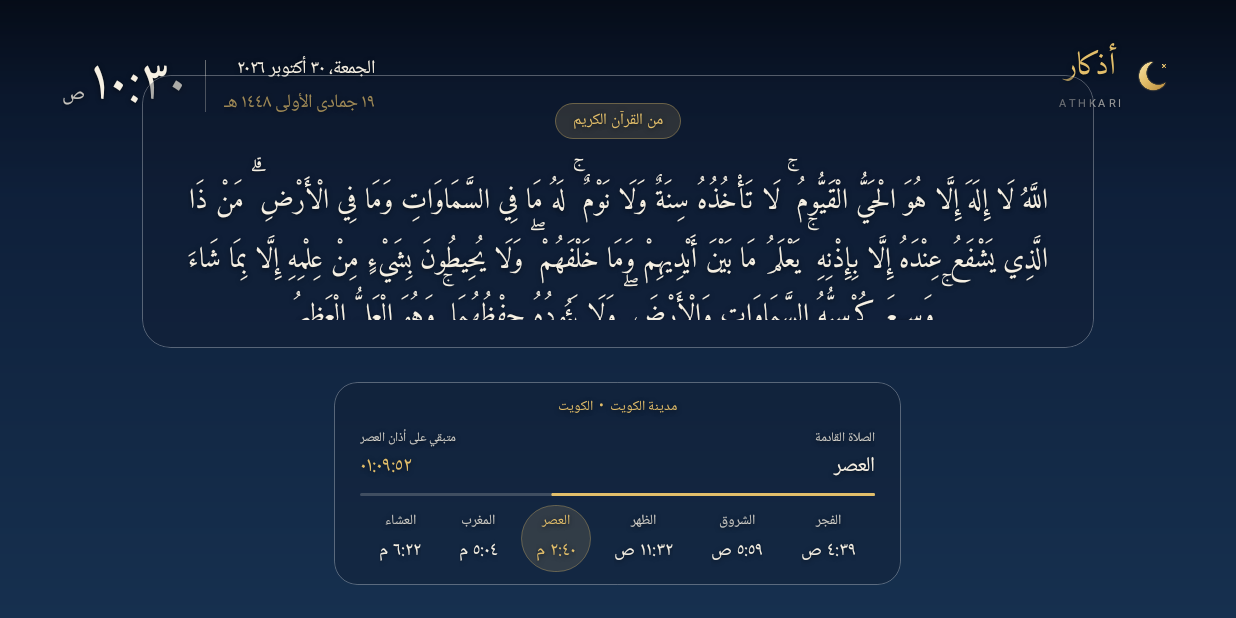
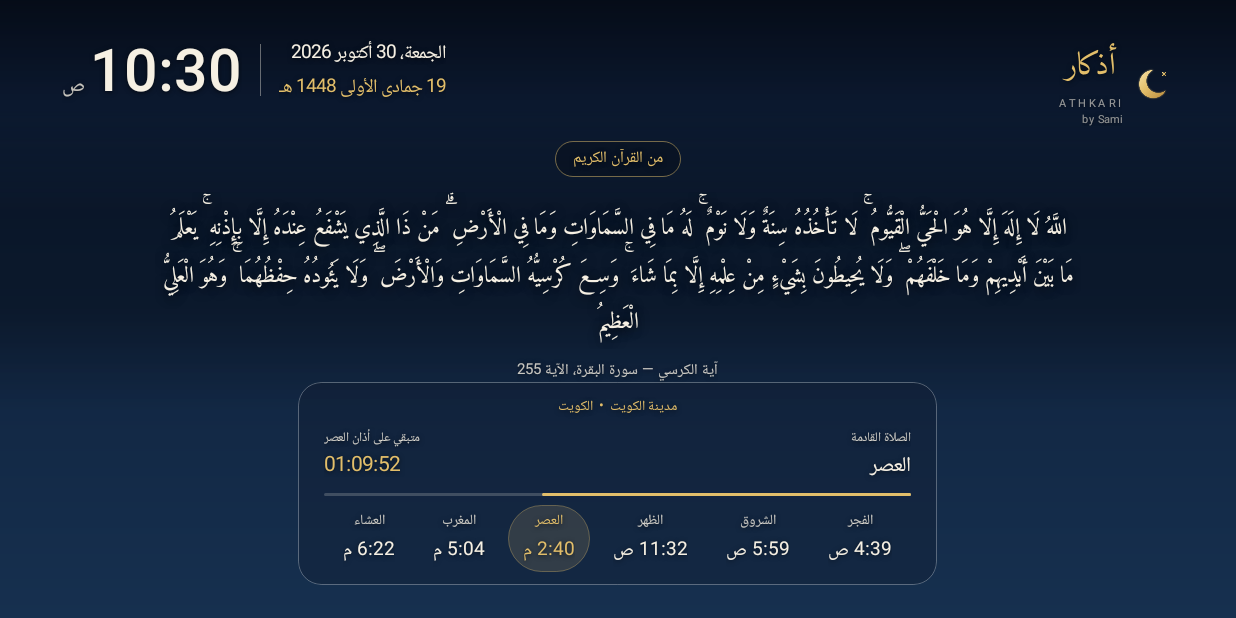
Before and after one commit to alanzys-art/alanzysrepo, an Android app: the screen it shows after launch (MainActivity), on a phone screen of 824 x 412 dp (held sideways). Run offline under Robolectric (Android 15) with nearby library versions, the phone set to English and light mode, and no system bars.

Commit message:
v2.3: dhikr without box, fitted between clock and prayer card; Western digits; by Sami
Co-Authored-By: Claude Opus 5.5 <noreply@anthropic.com>
Claude-Session: https://claude.ai/code/session_017VJTKDh3ZcPVpJRrUnvNCX

```diff
--- a/app/build.gradle
+++ b/app/build.gradle
@@ -2,6 +2,6 @@ plugins { id 'com.android.application' }
 android {
     namespace 'com.adhkaritv.app'
     compileSdk 35
-    defaultConfig { applicationId 'com.adhkaritv.app'; minSdk 26; targetSdk 32; versionCode 5; versionName '2.2.1' }
+    defaultConfig { applicationId 'com.adhkaritv.app'; minSdk 26; targetSdk 32; versionCode 6; versionName '2.3.0' }
     compileOptions { sourceCompatibility JavaVersion.VERSION_17; targetCompatibility JavaVersion.VERSION_17 }
 }
--- a/app/src/main/java/com/adhkaritv/app/AdhkarRepository.java
+++ b/app/src/main/java/com/adhkaritv/app/AdhkarRepository.java
@@ -39,7 +39,7 @@ public final class AdhkarRepository {
             }
         } catch (Exception e) {
             // Should never happen with the bundled file; keep the screen useful anyway.
-            all.add(new Item("سُبْحَانَ اللَّهِ وَبِحَمْدِهِ", "صحيح البخاري ٦٤٠٥", "التسبيح", ANY, ""));
+            all.add(new Item("سُبْحَانَ اللَّهِ وَبِحَمْدِهِ", "صحيح البخاري 6405", "التسبيح", ANY, ""));
         }
     }
 
--- a/app/src/main/java/com/adhkaritv/app/AdhkarView.java
+++ b/app/src/main/java/com/adhkaritv/app/AdhkarView.java
@@ -27,7 +27,7 @@ import java.util.List;
 /**
  * The full-screen Athkari screen, shared by the launcher activity and the screensaver (DreamService).
  *
- * Layout: clock | dates top-left, branding top-right, the dhikr in a frosted-glass card in the centre,
+ * Layout: clock | dates top-left, branding top-right, the dhikr directly on the photo in the centre,
  * and a frosted-glass prayer card at the bottom (next prayer, time remaining, progress, six times).
  * Photos cross-fade underneath; the cards and clock never fade.
  *
@@ -56,7 +56,7 @@ public class AdhkarView extends FrameLayout {
     private boolean hasPhoto;
 
     private final TextView clockText, gregorianText, hijriText;
-    private final GlassCard dhikrCard, prayerCard;
+    private final GlassCard prayerCard;
     private final LinearLayout dhikrContent;
     private final TextView categoryText, dhikrText, countText, sourceText;
     private final TextView cityText, nextLabel, nextName, remainLabel, remainText, hintText;
@@ -167,8 +167,12 @@ public class AdhkarView extends FrameLayout {
         TextView brandEn = label(context, 8.5f, IVORY_DIM, null);
         brandEn.setText("ATHKARI");
         brandEn.setLetterSpacing(0.35f);
+        TextView brandBy = label(context, 8.5f, IVORY_DIM, null);
+        brandBy.setText("by Sami");
+        brandBy.setLetterSpacing(0.08f);
         brandText.addView(brandAr);
         brandText.addView(brandEn, vertical(u(1)));
+        brandText.addView(brandBy, vertical(u(1)));
         ImageView crescent = new ImageView(context);
         crescent.setImageResource(R.drawable.crescent);
         brand.addView(brandText);
@@ -179,30 +183,38 @@ public class AdhkarView extends FrameLayout {
         bp.setMargins(0, u(30), u(48), 0);
         addView(brand, bp);
 
-        // --- centre: dhikr in a glass card ---
-        dhikrCard = new GlassCard(context, u(22), Math.max(1, u(0.8f)), GLASS_TINT);
-        dhikrContent = dhikrCard.content;
-        dhikrContent.setGravity(Gravity.CENTER_HORIZONTAL);
-        dhikrContent.setPadding(u(36), u(22), u(36), u(22));
+        // --- centre: the dhikr, directly on the photo (no box) ---
+        // A soft dark band behind the text keeps it readable on bright photos.
+        View band = new View(context);
+        band.setBackground(new GradientDrawable(GradientDrawable.Orientation.TOP_BOTTOM,
+                new int[]{0x00000000, 0x4D000000, 0x4D000000, 0x00000000}));
+        LayoutParams bandLp = new LayoutParams(-1, -1);
+        bandLp.setMargins(0, u(84), 0, u(160));
+        addView(band, bandLp);
+        // The text area is fixed between the clock row and the prayer card; long texts shrink to fit inside it.
+        dhikrContent = new LinearLayout(context);
+        dhikrContent.setOrientation(LinearLayout.VERTICAL);
+        dhikrContent.setGravity(Gravity.CENTER);
         categoryText = label(context, 12.5f, GOLD, null);
-        categoryText.setBackground(pill(0x26E2BE6A, 0x66E2BE6A));
+        categoryText.setBackground(pill(0x33000000, 0x80E2BE6A));
         categoryText.setPadding(u(14), u(3), u(14), u(4));
         dhikrText = label(context, 36, IVORY, amiri);
         dhikrText.setLineSpacing(0, 1.15f);
+        dhikrText.setShadowLayer(u(6), 0, u(1.5f), 0xCC000000);
         countText = label(context, 12.5f, GOLD, null);
         sourceText = label(context, 12, IVORY_SOFT, null);
         dhikrContent.addView(categoryText, new LinearLayout.LayoutParams(-2, -2));
-        LinearLayout.LayoutParams dtp = new LinearLayout.LayoutParams(-2, -2);
-        dtp.topMargin = u(14);
+        LinearLayout.LayoutParams dtp = new LinearLayout.LayoutParams(-1, -2);
+        dtp.topMargin = u(12);
         dhikrContent.addView(dhikrText, dtp);
-        dhikrContent.addView(countText, vertical(u(10)));
-        dhikrContent.addView(sourceText, vertical(u(8)));
-        // Centred in the space between the clock row (top) and the prayer card (bottom).
-        LayoutParams dcp = new LayoutParams(-2, -2, Gravity.CENTER);
-        dcp.setMargins(u(110), u(96), u(110), u(172));
-        addView(dhikrCard, dcp);
-        dhikrContent.setMinimumWidth(u(440));
-        dhikrText.setMaxWidth(u(960 - 220 - 72));
+        dhikrContent.addView(countText, vertical(u(8)));
+        dhikrContent.addView(sourceText, vertical(u(6)));
+        LayoutParams dcp = new LayoutParams(-1, -1);
+        dcp.setMargins(u(120), u(104), u(120), u(176));
+        addView(dhikrContent, dcp);
+        dhikrContent.addOnLayoutChangeListener((v, l, t, r, b, ol, ot, or, ob) -> {
+            if (b - t != ob - ot || r - l != or - ol) v.post(this::applyDhikrSize);
+        });
 
         // --- bottom: prayer card ---
         prayerCard = new GlassCard(context, u(18), Math.max(1, u(0.8f)), GLASS_TINT);
@@ -304,7 +316,6 @@ public class AdhkarView extends FrameLayout {
         stop();
         photos.close();
         for (ImageView iv : photoViews) iv.setImageDrawable(null);
-        dhikrCard.clear();
         prayerCard.clear();
     }
 
@@ -426,7 +437,7 @@ public class AdhkarView extends FrameLayout {
             item = general.get(adhkarIndex % general.size());
         }
         if (!animate) { bind(item, period); return; }
-        // Only the text fades; the glass card itself stays in place.
+        // The text fades out and back in; the clock and prayer card never fade.
         dhikrContent.animate().alpha(0f).setDuration(700).withEndAction(() -> {
             bind(item, period);
             dhikrContent.animate().alpha(1f).setDuration(900).start();
@@ -440,22 +451,45 @@ public class AdhkarView extends FrameLayout {
         }
         categoryText.setText(heading);
         dhikrText.setText(item.text);
-        applyDhikrSize();
         countText.setText(item.count);
         countText.setVisibility(item.count.isEmpty() ? GONE : VISIBLE);
         sourceText.setText(item.source);
+        applyDhikrSize();
     }
 
-    /** Long texts get a smaller size so they always fit the centre card. */
+    /**
+     * Largest text size (up to the chosen font size) at which the whole dhikr fits the centre area.
+     * Measured with the real font, so long texts like Ayat al-Kursi shrink instead of overlapping anything.
+     */
     private void applyDhikrSize() {
-        CharSequence t = dhikrText.getText();
-        int letters = 0;
-        for (int i = 0; i < t.length(); i++) {
-            char c = t.charAt(i);
-            if (!(c >= 'ً' && c <= 'ٟ') && c != 'ٰ' && c != ' ') letters++; // ignore diacritics
+        float max = u(Prefs.FONT_SP[clampFont(prefs.fontIndex())]);
+        int width = dhikrContent.getWidth() - dhikrContent.getPaddingLeft() - dhikrContent.getPaddingRight();
+        int height = dhikrContent.getHeight();
+        if (width <= 0 || height <= 0) { dhikrText.setTextSize(TypedValue.COMPLEX_UNIT_PX, max * 0.7f); return; }
+        int others = 0;
+        for (int i = 0; i < dhikrContent.getChildCount(); i++) {
+            View c = dhikrContent.getChildAt(i);
+            if (c == dhikrText || c.getVisibility() == GONE) continue;
+            c.measure(MeasureSpec.makeMeasureSpec(width, MeasureSpec.AT_MOST), MeasureSpec.makeMeasureSpec(0, MeasureSpec.UNSPECIFIED));
+            LinearLayout.LayoutParams lp = (LinearLayout.LayoutParams) c.getLayoutParams();
+            others += c.getMeasuredHeight() + lp.topMargin + lp.bottomMargin;
         }
-        float f = letters <= 45 ? 1f : letters <= 90 ? 0.86f : letters <= 160 ? 0.72f : letters <= 260 ? 0.6f : 0.5f;
-        dhikrText.setTextSize(TypedValue.COMPLEX_UNIT_PX, u(Prefs.FONT_SP[clampFont(prefs.fontIndex())] * f));
+        int avail = height - others - ((LinearLayout.LayoutParams) dhikrText.getLayoutParams()).topMargin - u(6);
+        CharSequence text = dhikrText.getText();
+        android.text.TextPaint paint = new android.text.TextPaint(dhikrText.getPaint());
+        float size = max, min = u(14);
+        while (size > min) {
+            paint.setTextSize(size);
+            android.text.StaticLayout layout = android.text.StaticLayout.Builder
+                    .obtain(text, 0, text.length(), paint, width)
+                    .setAlignment(android.text.Layout.Alignment.ALIGN_CENTER)
+                    .setLineSpacing(0, 1.15f)
+                    .setTextDirection(android.text.TextDirectionHeuristics.RTL)
+                    .build();
+            if (layout.getHeight() <= avail) break;
+            size -= Math.max(1f, unit);
+        }
+        dhikrText.setTextSize(TypedValue.COMPLEX_UNIT_PX, size);
     }
 
     // ---------- photos ----------
@@ -483,10 +517,7 @@ public class AdhkarView extends FrameLayout {
         }
         frontPhoto = 1 - frontPhoto;
         hasPhoto = true;
-        if (blurred != null) {
-            dhikrCard.setBackdrop(blurred);
-            prayerCard.setBackdrop(blurred);
-        }
+        if (blurred != null) prayerCard.setBackdrop(blurred);
     }
 
     // ---------- helpers ----------
--- a/app/src/main/java/com/adhkaritv/app/ArabicFormat.java
+++ b/app/src/main/java/com/adhkaritv/app/ArabicFormat.java
@@ -13,21 +13,14 @@ public final class ArabicFormat {
 
     private ArabicFormat() {}
 
-    /** Converts Western digits to Arabic-Indic digits (٠١٢٣٤٥٦٧٨٩). */
-    public static String digits(String s) {
-        StringBuilder b = new StringBuilder(s.length());
-        for (int i = 0; i < s.length(); i++) {
-            char c = s.charAt(i);
-            b.append(c >= '0' && c <= '9' ? (char) ('٠' + (c - '0')) : c);
-        }
-        return b.toString();
-    }
+    /** Numbers are shown with Western Arabic digits (0-9); names of days and months stay in Arabic. */
+    public static String digits(String s) { return s; }
 
     public static String digits(long n) { return digits(Long.toString(n)); }
 
     private static String two(long n) { return digits(n < 10 ? "0" + n : Long.toString(n)); }
 
-    /** "٥:٣٠" (12-hour, no leading zero on the hour). */
+    /** "5:30" (12-hour, no leading zero on the hour). */
     public static String clock12(ZonedDateTime t) {
         int h = t.getHour() % 12;
         if (h == 0) h = 12;
@@ -37,21 +30,21 @@ public final class ArabicFormat {
     /** "صباحًا" or "مساءً". */
     public static String dayPeriod(ZonedDateTime t) { return t.getHour() < 12 ? "صباحًا" : "مساءً"; }
 
-    /** Short form for the prayer panel: "٤:٣٩ ص". */
+    /** Short form for the prayer panel: "4:39 ص". */
     public static String shortTime(ZonedDateTime t) { return clock12(t) + " " + (t.getHour() < 12 ? "ص" : "م"); }
 
-    /** "الجمعة، ٣٠ أكتوبر ٢٠٢٦". */
+    /** "الجمعة، 30 أكتوبر 2026". */
     public static String gregorianDate(ZonedDateTime t) {
         return WEEKDAYS[t.getDayOfWeek().getValue() - 1] + "، " + digits(t.getDayOfMonth()) + " "
                 + MONTHS[t.getMonthValue() - 1] + " " + digits(t.getYear());
     }
 
-    /** "١٩ جمادى الأولى ١٤٤٨ هـ" — month is 1-based. */
+    /** "19 جمادى الأولى 1448 هـ" — month is 1-based. */
     public static String hijriDate(int day, int month, int year) {
         return digits(day) + " " + HIJRI_MONTHS[month - 1] + " " + digits(year) + " هـ";
     }
 
-    /** "٠١:٢٥:٣٠". */
+    /** "01:25:30". */
     public static String countdown(long seconds) {
         if (seconds < 0) seconds = 0;
         return two(seconds / 3600) + ":" + two((seconds / 60) % 60) + ":" + two(seconds % 60);
--- a/app/src/main/java/com/adhkaritv/app/PrayerCalculator.java
+++ b/app/src/main/java/com/adhkaritv/app/PrayerCalculator.java
@@ -32,11 +32,11 @@ public final class PrayerCalculator {
 
     public enum Method {
         /** Kuwait: Fajr 18°, Isha 17.5°. */
-        KUWAIT(18.0, 17.5, 0, "الطريقة الكويتية (الفجر ١٨°، العشاء ١٧٫٥°)"),
+        KUWAIT(18.0, 17.5, 0, "الطريقة الكويتية (الفجر 18°، العشاء 17.5°)"),
         /** Umm al-Qura, Makkah: Fajr 18.5°, Isha 90 minutes after Maghrib (Ramadan 120-minute rule not applied). */
-        UMM_AL_QURA(18.5, 0, 90, "أم القرى (الفجر ١٨٫٥°، العشاء بعد المغرب بـ٩٠ دقيقة)"),
+        UMM_AL_QURA(18.5, 0, 90, "أم القرى (الفجر 18.5°، العشاء بعد المغرب بـ90 دقيقة)"),
         /** Muslim World League: Fajr 18°, Isha 17°. */
-        MWL(18.0, 17.0, 0, "رابطة العالم الإسلامي (الفجر ١٨°، العشاء ١٧°)");
+        MWL(18.0, 17.0, 0, "رابطة العالم الإسلامي (الفجر 18°، العشاء 17°)");
 
         final double fajrAngle;
         final double ishaAngle;
--- a/app/src/main/java/com/adhkaritv/app/SettingsActivity.java
+++ b/app/src/main/java/com/adhkaritv/app/SettingsActivity.java
@@ -65,7 +65,7 @@ public class SettingsActivity extends Activity {
         addRow("ضبط التاريخ الهجري", new Row() {
             public String value() {
                 int a = prefs.hijriAdjust();
-                String label = a == 0 ? "بدون تعديل" : (a > 0 ? "+١ يوم" : "−١ يوم");
+                String label = a == 0 ? "بدون تعديل" : (a > 0 ? "+1 يوم" : "−1 يوم");
                 String preview;
                 try { preview = HijriDate.format(LocalDate.now(PrayerCalculator.KUWAIT), a); } catch (Exception e) { preview = ""; }
                 return label + "  (" + preview + ")";
@@ -108,9 +108,9 @@ public class SettingsActivity extends Activity {
         TextView note = text(11.5f, AdhkarView.IVORY_DIM);
         note.setGravity(Gravity.RIGHT);
         note.setLineSpacing(0, 1.25f);
-        note.setText("• تُحسب مواقيت الصلاة على الجهاز نفسه لمدينة الكويت (٢٩٫٣٨° شمالًا، ٤٧٫٩٨° شرقًا) بتوقيت الكويت، "
+        note.setText("• تُحسب مواقيت الصلاة على الجهاز نفسه لمدينة الكويت (29.38° شمالًا، 47.98° شرقًا) بتوقيت الكويت، "
                 + "ولا تحتاج إلى الإنترنت. الطريقة الافتراضية هي الطريقة الكويتية، وقد طابقت نتائجها الجدول المنشور "
-                + "في الكويت يوم ٣٠ أكتوبر ٢٠٢٦. قد تختلف المواقيت الرسمية لوزارة الأوقاف بدقيقة أحيانًا.\n"
+                + "في الكويت يوم 30 أكتوبر 2026. قد تختلف المواقيت الرسمية لوزارة الأوقاف بدقيقة أحيانًا.\n"
                 + "• التاريخ الهجري محسوب وفق تقويم أم القرى، وليس مصدرًا كويتيًا رسميًا؛ وقد يختلف بيوم عن التاريخ المعلن "
                 + "في الكويت عند بداية الشهر، فاستخدم «ضبط التاريخ الهجري» عند الحاجة.\n"
                 + "• لا يُشغَّل الأذان صوتيًا في هذا الإصدار.");
```
Also changed, not shown: app/src/main/assets/adhkar.json (+36 -36 lines), 1 other file.
